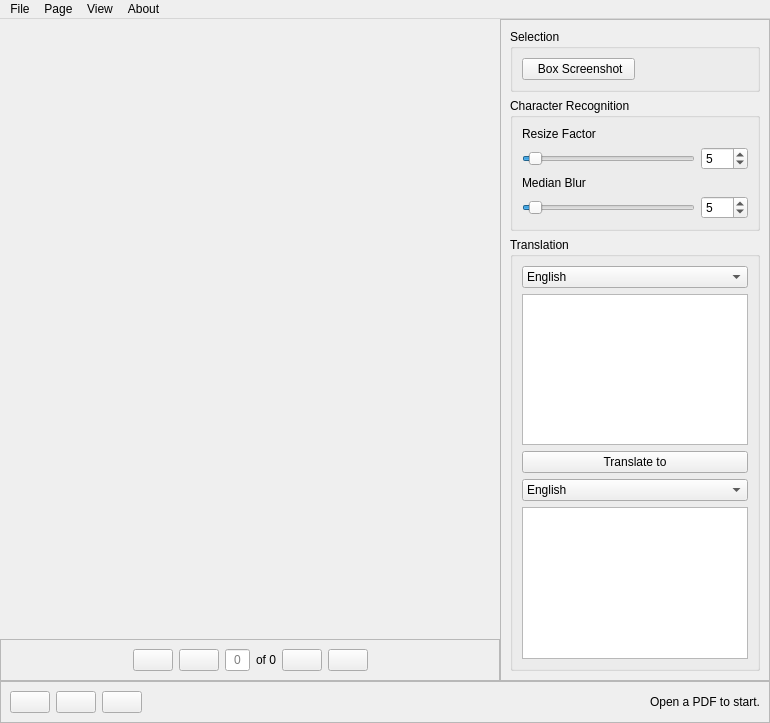
Before: the Qt Designer form comic-lens/form.ui in kylekce/Comic-Lens, drawn with Qt 5.
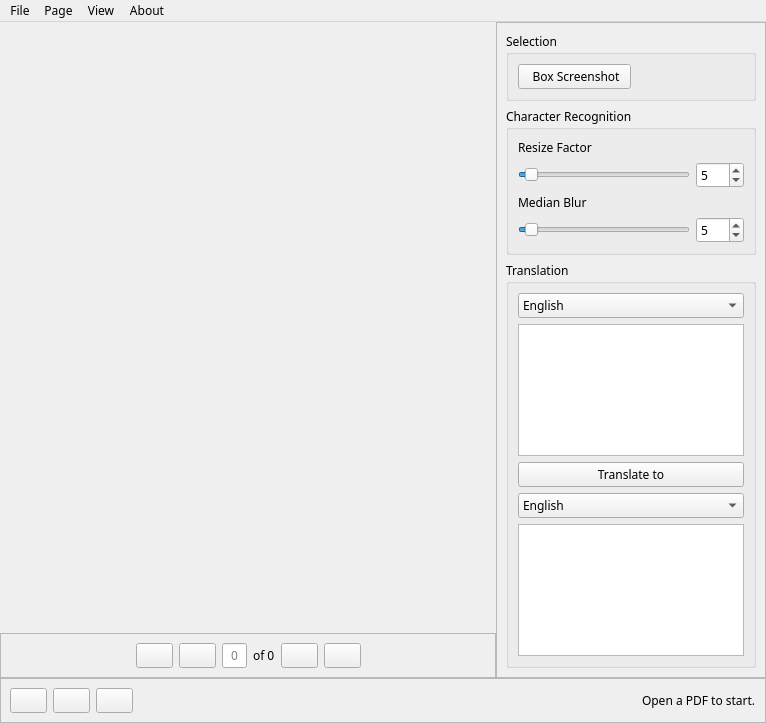
After: the same form once the commit is applied. Icons and pictures are not drawn.

Patch:
```diff
--- a/comic-lens/form.ui
+++ b/comic-lens/form.ui
@@ -16,6 +16,11 @@
     <verstretch>0</verstretch>
    </sizepolicy>
   </property>
+  <property name="font">
+   <font>
+    <family>HelveticaNowText Medium</family>
+   </font>
+  </property>
   <property name="windowTitle">
    <string>Comic Lens</string>
   </property>
@@ -89,7 +94,7 @@
                </property>
                <property name="sizeHint" stdset="0">
                 <size>
-                 <width>108</width>
+                 <width>107</width>
                  <height>20</height>
                 </size>
                </property>
@@ -217,7 +222,7 @@
                </property>
                <property name="sizeHint" stdset="0">
                 <size>
-                 <width>107</width>
+                 <width>106</width>
                  <height>20</height>
                 </size>
                </property>
@@ -246,6 +251,12 @@
           <layout class="QVBoxLayout" name="verticalLayout_2">
            <item>
             <widget class="QGroupBox" name="groupBox_2">
+             <property name="font">
+              <font>
+               <family>HelveticaNowText Medium</family>
+               <bold>false</bold>
+              </font>
+             </property>
              <property name="title">
               <string>Selection</string>
              </property>
@@ -291,6 +302,12 @@
            </item>
            <item>
             <widget class="QGroupBox" name="groupBox_3">
+             <property name="font">
+              <font>
+               <family>HelveticaNowText Medium</family>
+               <bold>false</bold>
+              </font>
+             </property>
              <property name="title">
               <string>Character Recognition</string>
              </property>
@@ -407,6 +424,12 @@
                <height>0</height>
               </size>
              </property>
+             <property name="font">
+              <font>
+               <family>HelveticaNowText Medium</family>
+               <bold>false</bold>
+              </font>
+             </property>
              <property name="title">
               <string>Translation</string>
              </property>
@@ -641,7 +664,7 @@
      <x>0</x>
      <y>0</y>
      <width>766</width>
-     <height>25</height>
+     <height>20</height>
     </rect>
    </property>
    <widget class="QMenu" name="menuFile">
```
